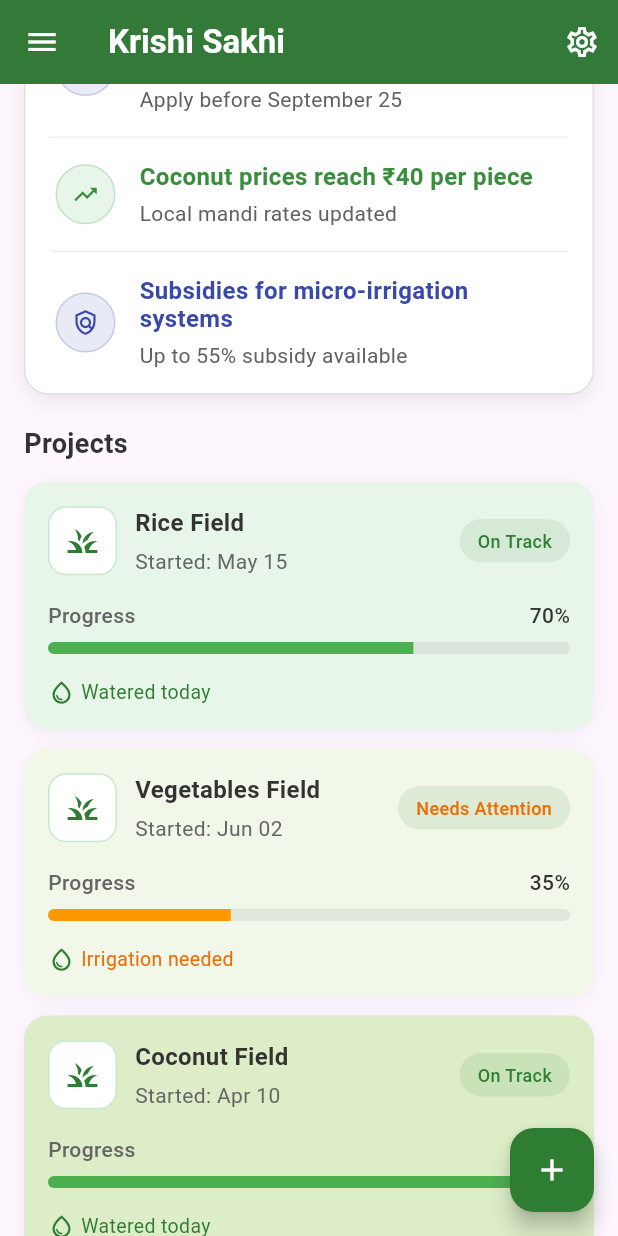
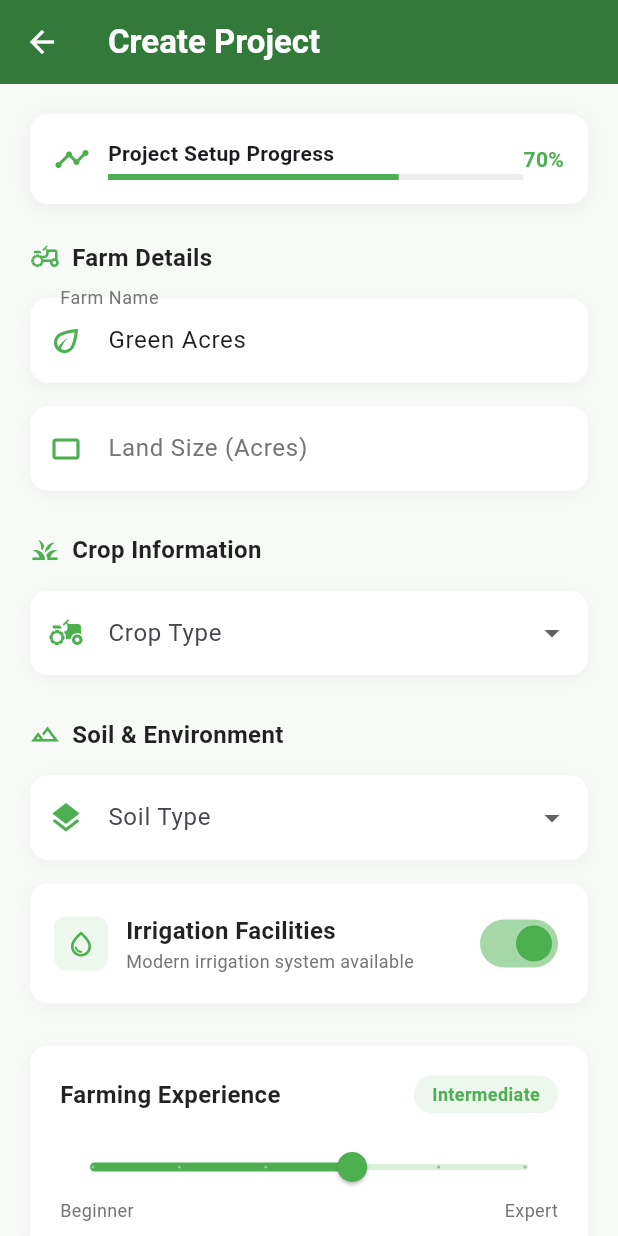
Before and after one commit to yuvakrishnayk/krishi_sakhi, a Flutter app: the screen it shows after launch, scrolled down 576 dp, after a tap on the "add" icon, on a phone screen of 412 x 824 dp. Run offline on Flutter 3.47's test engine with Material 3 defaults, Android fonts, the phone set to English and light mode, and no system bars.

Commit message:
completed project creation form

```diff
--- /dev/null
+++ b/lib/screens/form_screen.dart
@@ -0,0 +1,569 @@
+import 'package:flutter/material.dart';
+
+class FormScreens extends StatefulWidget {
+  @override
+  _FormScreensState createState() => _FormScreensState();
+}
+
+class _FormScreensState extends State<FormScreens>
+    with TickerProviderStateMixin {
+  final _formKey = GlobalKey<FormState>();
+
+  // Controllers
+  final _farmNameController = TextEditingController(text: 'Green Acres');
+  final _locationController = TextEditingController(text: 'California, USA');
+  final _landSizeController = TextEditingController();
+  final _varietyController = TextEditingController();
+
+  // Form state
+  String? selectedCropType;
+  String? selectedSoilType;
+  bool seasonalPlanning = false;
+  bool irrigationFacilities = true;
+  double farmingExperience = 3.0;
+
+  // Animation controllers
+  late AnimationController _animationController;
+  late Animation<double> _fadeAnimation;
+
+  // Dropdown options
+  final List<String> cropTypes = [
+    'Wheat',
+    'Rice',
+    'Corn',
+    'Soybeans',
+    'Cotton',
+    'Sugarcane',
+    'Barley',
+    'Oats',
+  ];
+
+  final List<String> soilTypes = [
+    'Clay',
+    'Sandy',
+    'Loamy',
+    'Silty',
+    'Peaty',
+    'Chalky',
+    'Saline',
+  ];
+
+  @override
+  void initState() {
+    super.initState();
+    _animationController = AnimationController(
+      duration: Duration(milliseconds: 800),
+      vsync: this,
+    );
+    _fadeAnimation = Tween<double>(begin: 0.0, end: 1.0).animate(
+      CurvedAnimation(parent: _animationController, curve: Curves.easeInOut),
+    );
+    _animationController.forward();
+  }
+
+  @override
+  void dispose() {
+    _farmNameController.dispose();
+    _locationController.dispose();
+    _landSizeController.dispose();
+    _varietyController.dispose();
+    _animationController.dispose();
+    super.dispose();
+  }
+
+  String _getExperienceLabel(double value) {
+    if (value <= 1) return 'Beginner';
+    if (value <= 2) return 'Novice';
+    if (value <= 3) return 'Intermediate';
+    if (value <= 4) return 'Advanced';
+    return 'Expert';
+  }
+
+  @override
+  Widget build(BuildContext context) {
+    return Scaffold(
+      backgroundColor: Color(0xFFF8FAF8),
+      appBar: AppBar(
+        backgroundColor: const Color(0xFF2E7D32),
+        title: Text(
+          'Create Project',
+          style: const TextStyle(
+            color: Colors.white,
+            fontWeight: FontWeight.w700,
+          ),
+        ),
+        leading: IconButton(
+          icon: const Icon(Icons.arrow_back, color: Colors.white),
+          onPressed: () => Navigator.pop(context),
+          tooltip: 'Back',
+        ),
+        elevation: 4,
+      ),
+      body: FadeTransition(
+        opacity: _fadeAnimation,
+        child: Form(
+          key: _formKey,
+          child: SingleChildScrollView(
+            padding: EdgeInsets.all(20),
+            child: Column(
+              crossAxisAlignment: CrossAxisAlignment.start,
+              children: [
+                // Progress indicator
+                _buildProgressIndicator(),
+                SizedBox(height: 24),
+
+                // Farm Details Section
+                _buildSection(
+                  title: 'Farm Details',
+                  icon: Icons.agriculture_outlined,
+                  children: [
+                    _buildTextFormField(
+                      controller: _farmNameController,
+                      label: 'Farm Name',
+                      icon: Icons.eco_outlined,
+                      validator:
+                          (value) =>
+                              value?.isEmpty == true ? 'Required field' : null,
+                    ),
+                    SizedBox(height: 16),
+                    _buildTextFormField(
+                      controller: _landSizeController,
+                      label: 'Land Size (Acres)',
+                      icon: Icons.crop_landscape_outlined,
+                      keyboardType: TextInputType.number,
+                      validator: (value) {
+                        if (value?.isEmpty == true) return 'Required field';
+                        if (double.tryParse(value!) == null)
+                          return 'Enter valid number';
+                        return null;
+                      },
+                    ),
+                  ],
+                ),
+
+                SizedBox(height: 28),
+
+                // Crop Information Section
+                _buildSection(
+                  title: 'Crop Information',
+                  icon: Icons.grass_outlined,
+                  children: [
+                    _buildEnhancedDropdownField(
+                      label: 'Crop Type',
+                      value: selectedCropType,
+                      items: cropTypes,
+                      onChanged:
+                          (value) => setState(() => selectedCropType = value),
+                      icon: Icons.agriculture,
+                    ),
+                  ],
+                ),
+
+                SizedBox(height: 28),
+
+                _buildSection(
+                  title: 'Soil & Environment',
+                  icon: Icons.terrain_outlined,
+                  children: [
+                    _buildEnhancedDropdownField(
+                      label: 'Soil Type',
+                      value: selectedSoilType,
+                      items: soilTypes,
+                      onChanged:
+                          (value) => setState(() => selectedSoilType = value),
+                      icon: Icons.layers,
+                    ),
+                    SizedBox(height: 16),
+                    _buildEnhancedToggleField(
+                      label: 'Irrigation Facilities',
+                      subtitle: 'Modern irrigation system available',
+                      value: irrigationFacilities,
+                      onChanged:
+                          (value) =>
+                              setState(() => irrigationFacilities = value),
+                      icon: Icons.water_drop_outlined,
+                    ),
+                  ],
+                ),
+
+                SizedBox(height: 28),
+
+                // Additional Info Section
+                _buildEnhancedSliderField(
+                  label: 'Farming Experience',
+                  value: farmingExperience,
+                  min: 0,
+                  max: 5,
+                  divisions: 5,
+                  onChanged:
+                      (value) => setState(() => farmingExperience = value),
+                ),
+
+                SizedBox(height: 40),
+
+                // Enhanced Bottom Buttons
+                _buildActionButtons(),
+
+                SizedBox(height: 20),
+              ],
+            ),
+          ),
+        ),
+      ),
+    );
+  }
+
+  Widget _buildProgressIndicator() {
+    return Container(
+      padding: EdgeInsets.all(16),
+      decoration: BoxDecoration(
+        color: Colors.white,
+        borderRadius: BorderRadius.circular(12),
+        boxShadow: [
+          BoxShadow(
+            color: Colors.black.withOpacity(0.05),
+            blurRadius: 10,
+            offset: Offset(0, 2),
+          ),
+        ],
+      ),
+      child: Row(
+        children: [
+          Icon(Icons.timeline, color: Color(0xFF4CAF50)),
+          SizedBox(width: 12),
+          Expanded(
+            child: Column(
+              crossAxisAlignment: CrossAxisAlignment.start,
+              children: [
+                Text(
+                  'Project Setup Progress',
+                  style: TextStyle(fontWeight: FontWeight.w600, fontSize: 14),
+                ),
+                SizedBox(height: 4),
+                LinearProgressIndicator(
+                  value: 0.7,
+                  backgroundColor: Colors.grey[200],
+                  valueColor: AlwaysStoppedAnimation<Color>(Color(0xFF4CAF50)),
+                ),
+              ],
+            ),
+          ),
+          Text(
+            '70%',
+            style: TextStyle(
+              fontWeight: FontWeight.w600,
+              color: Color(0xFF4CAF50),
+            ),
+          ),
+        ],
+      ),
+    );
+  }
+
+  Widget _buildSection({
+    required String title,
+    required IconData icon,
+    required List<Widget> children,
+  }) {
+    return Column(
+      crossAxisAlignment: CrossAxisAlignment.start,
+      children: [
+        Row(
+          children: [
+            Icon(icon, color: Color(0xFF4CAF50), size: 20),
+            SizedBox(width: 8),
+            Text(
+              title,
+              style: TextStyle(
+                fontSize: 16,
+                fontWeight: FontWeight.w600,
+                color: Colors.black87,
+              ),
+            ),
+          ],
+        ),
+        SizedBox(height: 16),
+        ...children,
+      ],
+    );
+  }
+
+  Widget _buildTextFormField({
+    required TextEditingController controller,
+    required String label,
+    required IconData icon,
+    TextInputType? keyboardType,
+    String? Function(String?)? validator,
+  }) {
+    return Container(
+      decoration: BoxDecoration(
+        color: Colors.white,
+        borderRadius: BorderRadius.circular(12),
+        boxShadow: [
+          BoxShadow(
+            color: Colors.black.withOpacity(0.04),
+            blurRadius: 8,
+            offset: Offset(0, 2),
+          ),
+        ],
+      ),
+      child: TextFormField(
+        controller: controller,
+        keyboardType: keyboardType,
+        validator: validator,
+        decoration: InputDecoration(
+          labelText: label,
+          prefixIcon: Icon(icon, color: Color(0xFF4CAF50)),
+          border: OutlineInputBorder(
+            borderRadius: BorderRadius.circular(12),
+            borderSide: BorderSide.none,
+          ),
+          filled: true,
+          fillColor: Colors.white,
+          contentPadding: EdgeInsets.symmetric(horizontal: 16, vertical: 16),
+          labelStyle: TextStyle(color: Colors.grey[600]),
+          focusedBorder: OutlineInputBorder(
+            borderRadius: BorderRadius.circular(12),
+            borderSide: BorderSide(color: Color(0xFF4CAF50), width: 2),
+          ),
+        ),
+      ),
+    );
+  }
+
+  Widget _buildEnhancedDropdownField({
+    required String label,
+    required String? value,
+    required List<String> items,
+    required Function(String?) onChanged,
+    required IconData icon,
+  }) {
+    return Container(
+      decoration: BoxDecoration(
+        color: Colors.white,
+        borderRadius: BorderRadius.circular(12),
+        boxShadow: [
+          BoxShadow(
+            color: Colors.black.withOpacity(0.04),
+            blurRadius: 8,
+            offset: Offset(0, 2),
+          ),
+        ],
+      ),
+      child: DropdownButtonFormField<String>(
+        value: value,
+        decoration: InputDecoration(
+          labelText: label,
+          prefixIcon: Icon(icon, color: Color(0xFF4CAF50)),
+          border: OutlineInputBorder(
+            borderRadius: BorderRadius.circular(12),
+            borderSide: BorderSide.none,
+          ),
+          filled: true,
+          fillColor: Colors.white,
+          contentPadding: EdgeInsets.symmetric(horizontal: 16, vertical: 16),
+        ),
+        items:
+            items
+                .map((item) => DropdownMenuItem(value: item, child: Text(item)))
+                .toList(),
+        onChanged: onChanged,
+        validator: (value) => value == null ? 'Please select an option' : null,
+      ),
+    );
+  }
+
+  Widget _buildEnhancedToggleField({
+    required String label,
+    required String subtitle,
+    required bool value,
+    required Function(bool) onChanged,
+    required IconData icon,
+  }) {
+    return Container(
+      padding: EdgeInsets.all(16),
+      decoration: BoxDecoration(
+        color: Colors.white,
+        borderRadius: BorderRadius.circular(12),
+        boxShadow: [
+          BoxShadow(
+            color: Colors.black.withOpacity(0.04),
+            blurRadius: 8,
+            offset: Offset(0, 2),
+          ),
+        ],
+      ),
+      child: Row(
+        children: [
+          Container(
+            padding: EdgeInsets.all(8),
+            decoration: BoxDecoration(
+              color: Color(0xFF4CAF50).withOpacity(0.1),
+              borderRadius: BorderRadius.circular(8),
+            ),
+            child: Icon(icon, color: Color(0xFF4CAF50), size: 20),
+          ),
+          SizedBox(width: 12),
+          Expanded(
+            child: Column(
+              crossAxisAlignment: CrossAxisAlignment.start,
+              children: [
+                Text(
+                  label,
+                  style: TextStyle(
+                    fontSize: 16,
+                    fontWeight: FontWeight.w600,
+                    color: Colors.black87,
+                  ),
+                ),
+                Text(
+                  subtitle,
+                  style: TextStyle(fontSize: 12, color: Colors.grey[600]),
+                ),
+              ],
+            ),
+          ),
+          Switch.adaptive(
+            value: value,
+            onChanged: onChanged,
+            activeColor: Color(0xFF4CAF50),
+          ),
+        ],
+      ),
+    );
+  }
+
+  Widget _buildEnhancedSliderField({
+    required String label,
+    required double value,
+    required double min,
+    required double max,
+    required int divisions,
+    required Function(double) onChanged,
+  }) {
+    return Container(
+      padding: EdgeInsets.all(20),
+      decoration: BoxDecoration(
+        color: Colors.white,
+        borderRadius: BorderRadius.circular(12),
+        boxShadow: [
+          BoxShadow(
+            color: Colors.black.withOpacity(0.04),
+            blurRadius: 8,
+            offset: Offset(0, 2),
+          ),
+        ],
+      ),
+      child: Column(
+        crossAxisAlignment: CrossAxisAlignment.start,
+        children: [
+          Row(
+            mainAxisAlignment: MainAxisAlignment.spaceBetween,
+            children: [
+              Text(
+                label,
+                style: TextStyle(
+                  fontSize: 16,
+                  fontWeight: FontWeight.w600,
+                  color: Colors.black87,
+                ),
+              ),
+              Container(
+                padding: EdgeInsets.symmetric(horizontal: 12, vertical: 4),
+                decoration: BoxDecoration(
+                  color: Color(0xFF4CAF50).withOpacity(0.1),
+                  borderRadius: BorderRadius.circular(12),
+                ),
+                child: Text(
+                  _getExperienceLabel(value),
+                  style: TextStyle(
+                    fontSize: 12,
+                    fontWeight: FontWeight.w600,
+                    color: Color(0xFF4CAF50),
+                  ),
+                ),
+              ),
+            ],
+          ),
+          SizedBox(height: 16),
+          SliderTheme(
+            data: SliderTheme.of(context).copyWith(
+              activeTrackColor: Color(0xFF4CAF50),
+              inactiveTrackColor: Color(0xFF4CAF50).withOpacity(0.2),
+              thumbColor: Color(0xFF4CAF50),
+              overlayColor: Color(0xFF4CAF50).withOpacity(0.2),
+              thumbShape: RoundSliderThumbShape(enabledThumbRadius: 10),
+              overlayShape: RoundSliderOverlayShape(overlayRadius: 20),
+            ),
+            child: Slider(
+              value: value,
+              min: min,
+              max: max,
+              divisions: divisions,
+              onChanged: onChanged,
+            ),
+          ),
+          Row(
+            mainAxisAlignment: MainAxisAlignment.spaceBetween,
+            children: [
+              Text(
+                'Beginner',
+                style: TextStyle(fontSize: 12, color: Colors.grey[600]),
+              ),
+              Text(
+                'Expert',
+                style: TextStyle(fontSize: 12, color: Colors.grey[600]),
+              ),
+            ],
+          ),
+        ],
+      ),
+    );
+  }
+
+  Widget _buildActionButtons() {
+    return Row(
+      children: [
+        SizedBox(width: 16),
+        Expanded(
+          child: ElevatedButton(
+            onPressed: () {
+              if (_formKey.currentState!.validate()) {
+                // Handle form submission
+                ScaffoldMessenger.of(context).showSnackBar(
+                  SnackBar(
+                    content: Text('Project created successfully!'),
+                    backgroundColor: Color(0xFF4CAF50),
+                  ),
+                );
+              }
+            },
+            style: ElevatedButton.styleFrom(
+              backgroundColor: Color(0xFF4CAF50),
+              padding: EdgeInsets.symmetric(vertical: 16),
+              shape: RoundedRectangleBorder(
+                borderRadius: BorderRadius.circular(12),
+              ),
+              elevation: 4,
+            ),
+            child: Row(
+              mainAxisAlignment: MainAxisAlignment.center,
+              children: [
+                Icon(Icons.add_circle_outline, color: Colors.white),
+                SizedBox(width: 8),
+                Text(
+                  'Create Project',
+                  style: TextStyle(
+                    color: Colors.white,
+                    fontSize: 16,
+                    fontWeight: FontWeight.w600,
+                  ),
+                ),
+              ],
+            ),
+          ),
+        ),
+      ],
+    );
+  }
+}
--- a/lib/screens/home_screen.dart
+++ b/lib/screens/home_screen.dart
@@ -1,6 +1,7 @@
 import 'package:flutter/material.dart';
 import 'package:krishi_sakhi/components/drawer.dart';
 import 'package:krishi_sakhi/l10n/app_localizations.dart';
+import 'package:krishi_sakhi/screens/form_screen.dart';
 import 'package:krishi_sakhi/screens/project_screen.dart';
 
 class HomeScreen extends StatefulWidget {
@@ -94,7 +95,12 @@ class _HomeScreenState extends State<HomeScreen> {
         ),
       ),
       floatingActionButton: FloatingActionButton(
-        onPressed: () {},
+        onPressed: () {
+          Navigator.push(
+            context,
+            MaterialPageRoute(builder: (context) => FormScreens()),
+          );
+        },
         backgroundColor: const Color(0xFF2E7D32),
         child: const Icon(Icons.add, color: Colors.white),
       ),
```
